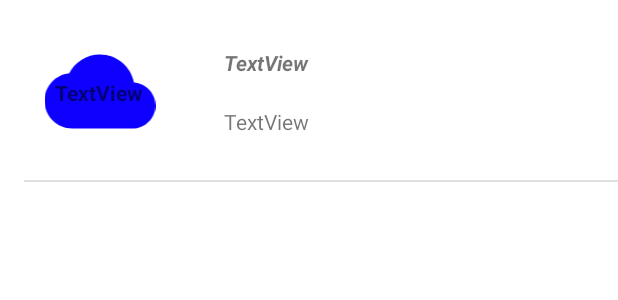
After one commit to JulienGWebDev/AndroidRestaurant, an Android app: the layout item_ble.xml on its own in the app's theme, with its tools: preview values and no code run, on a phone screen of 412 x 824 dp. The commit adds this screen. Shown: the top 300 px of the screen. Run offline under Robolectric (Android 15) with nearby library versions, the light colour scheme and no system bars; network calls fail.

Commit message:
BLE settle

```diff
--- a/app/src/main/java/fr/isen/guinhut/androiderestaurant/HomeActivity.kt
+++ b/app/src/main/java/fr/isen/guinhut/androiderestaurant/HomeActivity.kt
@@ -24,6 +24,7 @@ class HomeActivity : AppCompatActivity() {
         val buttonEntrees = binding.buttonEntree
         val buttonPlats = binding.buttonPlat
         val buttonDesserts = binding.buttonDessert
+        val buttonBle = binding.buttonBLE
         var buttonval = "Default"
         val easterEgg = binding.imageAccueil
         mediaPlayer = MediaPlayer.create(this, R.raw.frv)
@@ -50,6 +51,11 @@ class HomeActivity : AppCompatActivity() {
         buttonDesserts.setOnClickListener {
             buttonval  = "Desserts"
             anotherOne(buttonval)
+        }
+
+        buttonBle.setOnClickListener {
+            val intent = Intent(this, BLEScanActivity::class.java)
+            startActivity(intent)
         }
 
     }
--- /dev/null
+++ b/app/src/main/res/drawable/ic_baseline_cloud_24.xml
@@ -0,0 +1,5 @@
+<vector android:height="24dp" android:tint="#0D00FF"
+    android:viewportHeight="24" android:viewportWidth="24"
+    android:width="24dp" xmlns:android="http://schemas.android.com/apk/res/android">
+    <path android:fillColor="@android:color/white" android:pathData="M19.35,10.04C18.67,6.59 15.64,4 12,4 9.11,4 6.6,5.64 5.35,8.04 2.34,8.36 0,10.91 0,14c0,3.31 2.69,6 6,6h13c2.76,0 5,-2.24 5,-5 0,-2.64 -2.05,-4.78 -4.65,-4.96z"/>
+</vector>
--- /dev/null
+++ b/app/src/main/res/layout/item_ble.xml
@@ -0,0 +1,60 @@
+<?xml version="1.0" encoding="utf-8"?>
+<androidx.constraintlayout.widget.ConstraintLayout xmlns:android="http://schemas.android.com/apk/res/android"
+    xmlns:app="http://schemas.android.com/apk/res-auto"
+    xmlns:tools="http://schemas.android.com/tools"
+    android:layout_width="match_parent"
+    android:layout_height="wrap_content">
+
+    <TextView
+        android:id="@+id/macAdd"
+        android:layout_width="wrap_content"
+        android:layout_height="wrap_content"
+        android:layout_marginStart="16dp"
+        android:layout_marginTop="20dp"
+        android:text="TextView"
+        app:layout_constraintStart_toEndOf="@+id/imageView"
+        app:layout_constraintTop_toBottomOf="@+id/deviceName" />
+
+    <TextView
+        android:id="@+id/deviceName"
+        android:layout_width="wrap_content"
+        android:layout_height="wrap_content"
+        android:layout_marginStart="16dp"
+        android:layout_marginTop="32dp"
+        android:text="TextView"
+        android:textStyle="bold|italic"
+        app:layout_constraintStart_toEndOf="@+id/imageView"
+        app:layout_constraintTop_toTopOf="parent" />
+
+    <ImageView
+        android:id="@+id/imageView"
+        android:layout_width="133dp"
+        android:layout_height="74dp"
+        android:layout_marginTop="24dp"
+        app:layout_constraintStart_toStartOf="parent"
+        app:layout_constraintTop_toTopOf="parent"
+        app:srcCompat="@drawable/ic_baseline_cloud_24" />
+
+    <View
+        android:id="@+id/divider"
+        android:layout_width="409dp"
+        android:layout_height="1dp"
+        android:layout_marginStart="16dp"
+        android:layout_marginTop="120dp"
+        android:background="?android:attr/listDivider"
+        app:layout_constraintStart_toStartOf="parent"
+        app:layout_constraintTop_toTopOf="parent" />
+
+    <TextView
+        android:id="@+id/numDis"
+        android:layout_width="wrap_content"
+        android:layout_height="wrap_content"
+        android:layout_marginTop="52dp"
+        android:text="TextView"
+        android:textAlignment="center"
+        android:textStyle="bold"
+        app:layout_constraintEnd_toEndOf="@+id/imageView"
+        app:layout_constraintHorizontal_bias="0.48"
+        app:layout_constraintStart_toStartOf="@+id/imageView"
+        app:layout_constraintTop_toTopOf="parent" />
+</androidx.constraintlayout.widget.ConstraintLayout>
```
Also changed, not shown: app/src/main/AndroidManifest.xml (+16 -1 lines), app/src/main/java/fr/isen/guinhut/androiderestaurant/BLEScanActivity.kt (added, +163 -0 lines), app/src/main/java/fr/isen/guinhut/androiderestaurant/view/BLEAdapter.kt (added, +39 -0 lines), app/src/main/res/layout/activity_blescan.xml (added, +51 -0 lines), app/src/main/res/layout/activity_home.xml (+15 -3 lines), app/src/main/res/drawable/pause.png (added), app/src/main/res/drawable/play.png (added).
